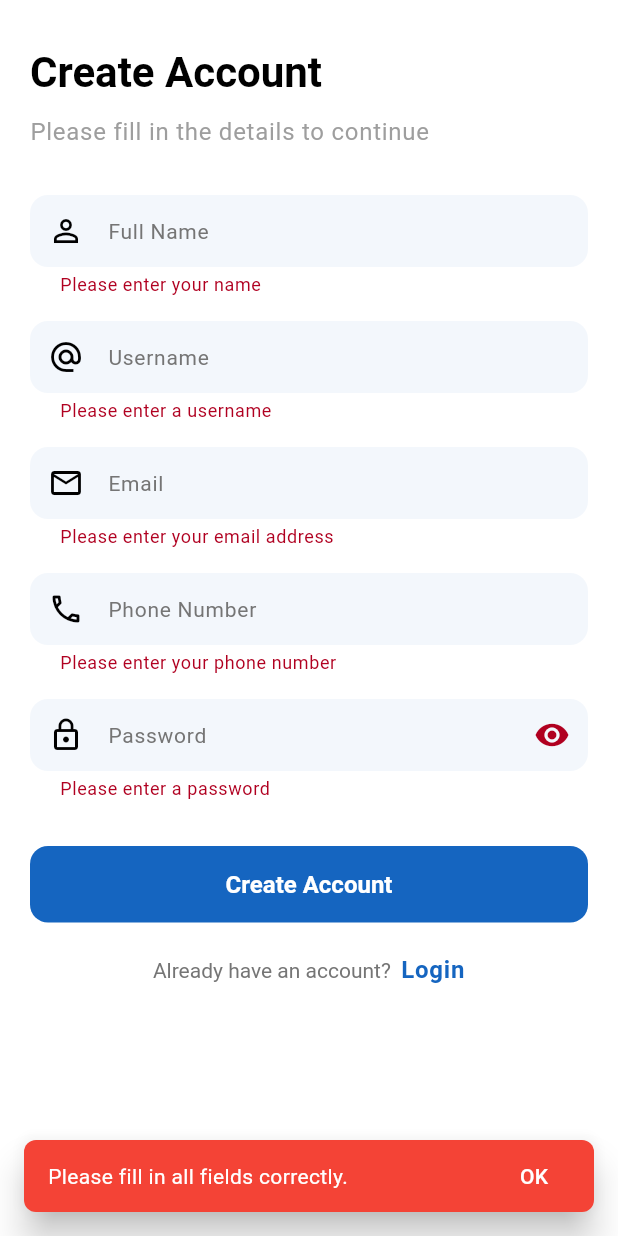
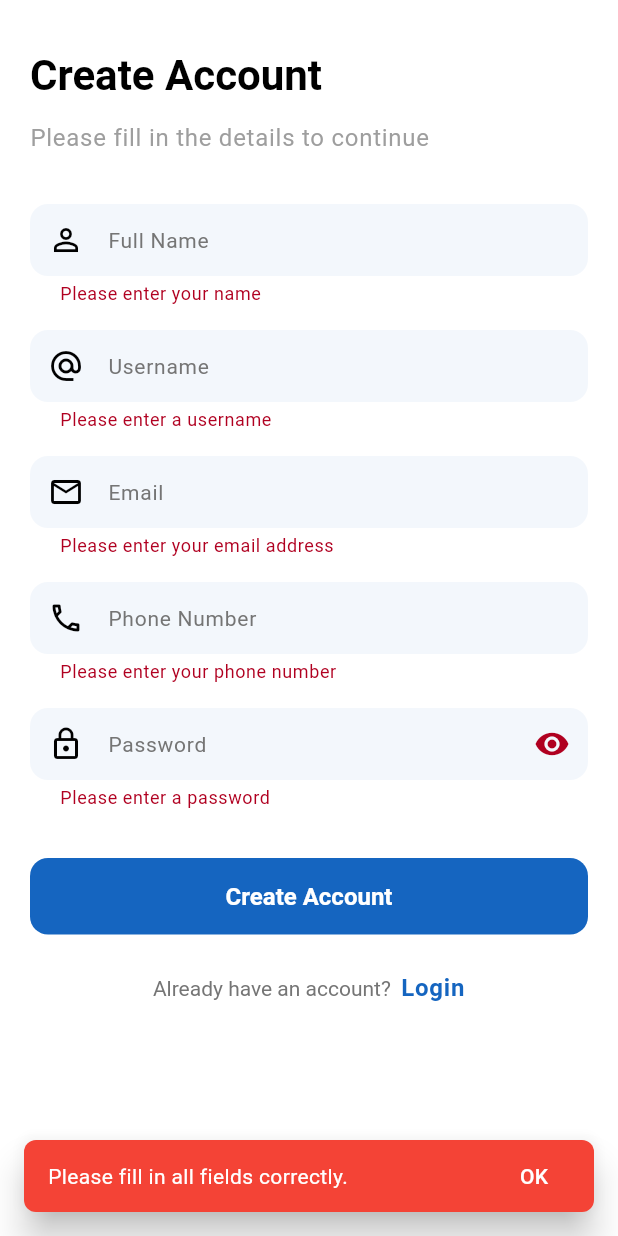
Before and after one commit to ItsAzura/flutter_firebase_chatapp, a Flutter app: the SignupScreen screen opened directly, after a tap on "Create Account", on a phone screen of 412 x 824 dp. Run offline on Flutter 3.47's test engine with Material 3 defaults, Android fonts, the phone set to English and light mode, and no system bars; our stand-ins replace cloud_firestore, emoji_picker_flutter, equatable, firebase_auth, firebase_core, flutter_bloc and 2 more; accounts and stored records are empty.

Commit message:
review auth

```diff
--- a/lib/data/repositories/auth_repository.dart
+++ b/lib/data/repositories/auth_repository.dart
@@ -106,8 +106,10 @@ class AuthRepository extends BaseRepository {
   //* Hàm lưu thông tin người dùng vào Firestore
   Future<void> saveUserData(UserModel user) async {
     try {
+      //lưu thông tin người dùng vào Firestore
       firestore.collection("users").doc(user.uid).set(user.toMap());
     } catch (e) {
+      log("Error saving user data: $e");
       throw "Failed to save user data";
     }
   }
--- a/lib/main.dart
+++ b/lib/main.dart
@@ -57,7 +57,9 @@ class _MyAppState extends State<MyApp> {
           builder: (context, state) {
             if (state.status == AuthStatus.initial) {
               return const Scaffold(
-                body: Center(child: CircularProgressIndicator()),
+                body: Center(
+                  child: CircularProgressIndicator(color: Colors.indigo),
+                ),
               );
             }
             if (state.status == AuthStatus.authenticated) {
--- a/lib/presentation/screens/auth/login_screen.dart
+++ b/lib/presentation/screens/auth/login_screen.dart
@@ -114,28 +114,28 @@ class _LoginScreenState extends State<LoginScreen> {
       },
       builder: (context, state) {
         return Scaffold(
-          body: Form(
+          body: SafeArea(
+            child: Form(
               key: _formKey,
               child: SingleChildScrollView(
                 padding: const EdgeInsets.symmetric(horizontal: 20.0),
                 child: Column(
                   crossAxisAlignment: CrossAxisAlignment.start,
                   children: [
-                  const SizedBox(height: 30),
+                    const SizedBox(height: 32),
                     Text(
                       "Welcome Back",
-                    style: Theme.of(context).textTheme.headlineMedium?.copyWith(
-                      fontWeight: FontWeight.bold,
+                      style: Theme.of(context).textTheme.headlineMedium
+                          ?.copyWith(fontWeight: FontWeight.bold),
                     ),
-                  ),
-                  const SizedBox(height: 10),
+                    const SizedBox(height: 12),
                     Text(
                       "Sign in to continue",
                       style: Theme.of(
                         context,
                       ).textTheme.bodyLarge?.copyWith(color: Colors.grey),
                     ),
-                  const SizedBox(height: 30),
+                    const SizedBox(height: 32),
                     CustomTextField(
                       controller: emailController,
                       hintText: "Email",
@@ -164,9 +164,9 @@ class _LoginScreenState extends State<LoginScreen> {
                         ),
                       ),
                     ),
-                  const SizedBox(height: 30),
+                    const SizedBox(height: 32),
                     CustomButton(onPressed: handleSignIn, text: 'Login'),
-                  const SizedBox(height: 20),
+                    const SizedBox(height: 24),
                     Center(
                       child: RichText(
                         text: TextSpan(
@@ -201,6 +201,7 @@ class _LoginScreenState extends State<LoginScreen> {
                 ),
               ),
             ),
+          ),
         );
       },
     );
--- a/lib/presentation/screens/auth/signup_screen.dart
+++ b/lib/presentation/screens/auth/signup_screen.dart
@@ -124,10 +124,14 @@ class _SignupScreenState extends State<SignupScreen> {
   Widget build(BuildContext context) {
     return BlocConsumer<AuthCubit, AuthState>(
       bloc: getIt<AuthCubit>(),
+      // Lắng nghe các thay đổi trạng thái xác thực
       listener: (context, state) {
+        // Nếu trạng thái là authenticated
         if (state.status == AuthStatus.authenticated) {
+          // Hiển thị thông báo thành công
           getIt<AppRouter>().pushAndRemoveUntil(const LoginScreen());
         } else if (state.status == AuthStatus.error && state.error != null) {
+          // Nếu có lỗi, hiển thị thông báo lỗi
           UiUtils.showSnackBar(context, message: state.error!);
         }
       },
@@ -141,20 +145,23 @@ class _SignupScreenState extends State<SignupScreen> {
                 child: Column(
                   crossAxisAlignment: CrossAxisAlignment.start,
                   children: [
-                    const SizedBox(height: 30),
+                    const SizedBox(height: 32),
                     Text(
                       "Create Account",
                       style: Theme.of(context).textTheme.headlineMedium
-                          ?.copyWith(fontWeight: FontWeight.bold),
+                          ?.copyWith(
+                            fontWeight: FontWeight.w700,
+                            color: Theme.of(context).colorScheme.onBackground,
+                          ),
                     ),
-                    const SizedBox(height: 10),
+                    const SizedBox(height: 12),
                     Text(
                       "Please fill in the details to continue",
                       style: Theme.of(
                         context,
                       ).textTheme.bodyLarge?.copyWith(color: Colors.grey),
                     ),
-                    const SizedBox(height: 30),
+                    const SizedBox(height: 32),
                     CustomTextField(
                       controller: nameController,
                       focusNode: _nameFocus,
@@ -207,12 +214,12 @@ class _SignupScreenState extends State<SignupScreen> {
                       validator: FormValidators.validatePassword,
                       prefixIcon: const Icon(Icons.lock_outline),
                     ),
-                    const SizedBox(height: 30),
+                    const SizedBox(height: 32),
                     CustomButton(
                       onPressed: handleSignUp,
                       text: "Create Account",
                     ),
-                    const SizedBox(height: 20),
+                    const SizedBox(height: 24),
                     Center(
                       child: RichText(
                         text: TextSpan(
```
Also changed, not shown: lib/logic/cubits/auth/auth_cubit.dart (+8 -2 lines). Lines whose indentation alone changed are shown as unchanged.
